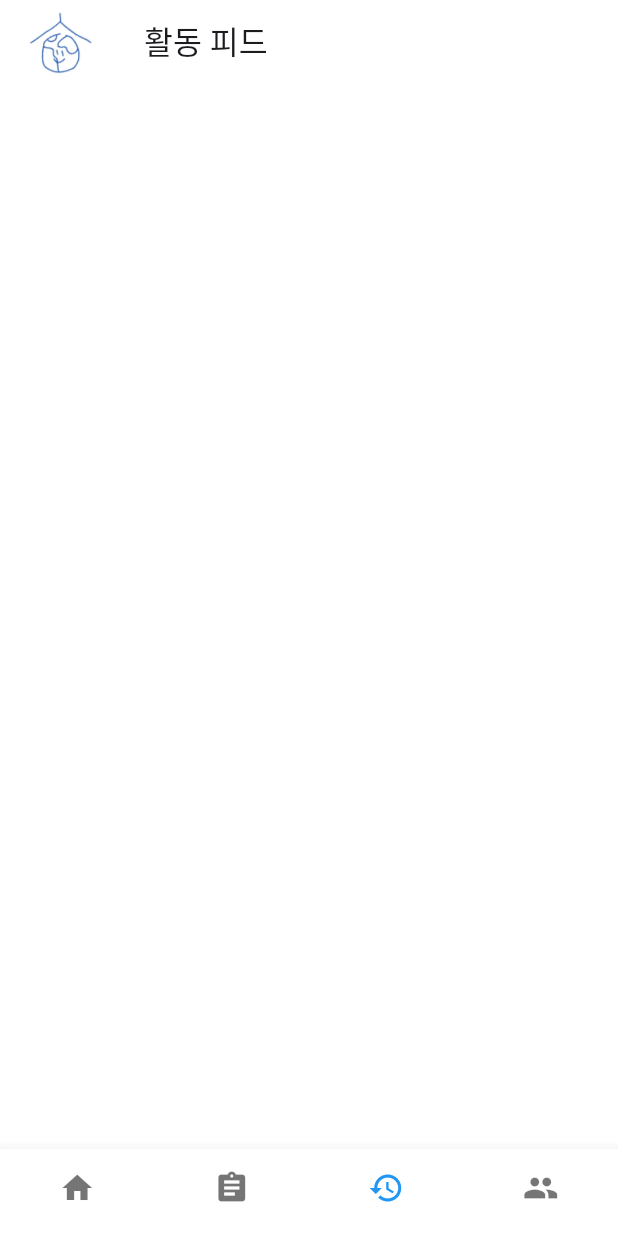
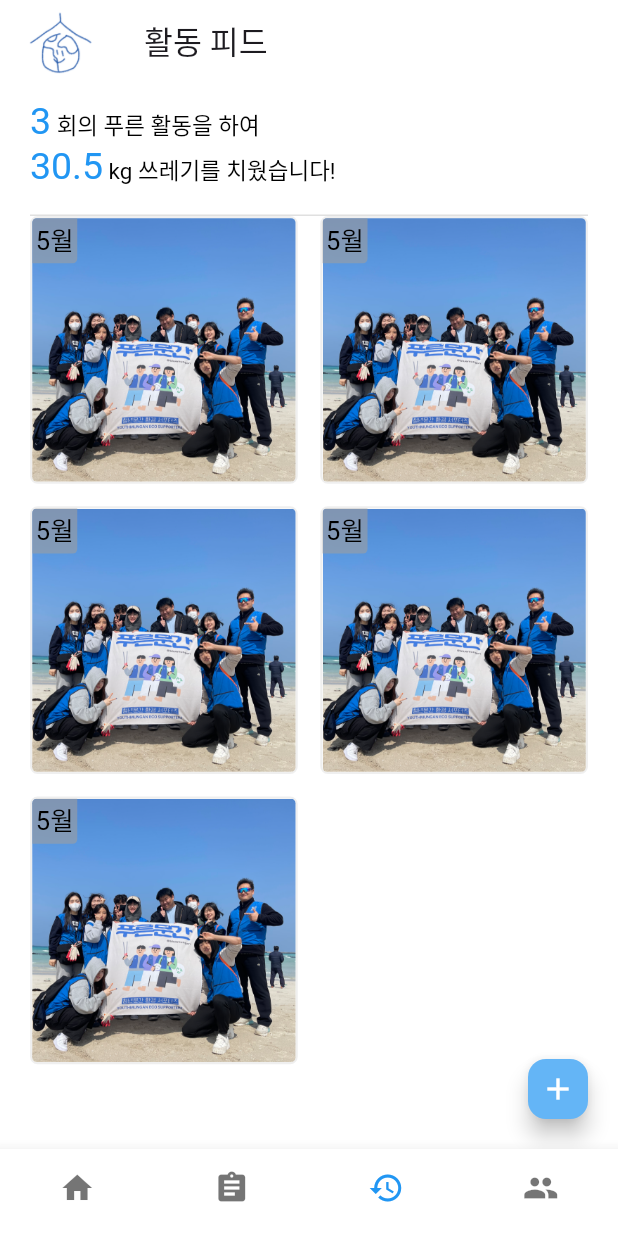
Before and after one commit to shinjoo95/bluemungan, a Flutter app: the screen it shows after launch, item 3 of the bottom bar chosen, on a phone screen of 412 x 824 dp. Run offline on Flutter 3.47's test engine with Material 3 defaults, Android fonts, the phone set to English and light mode, and no system bars; our stand-ins replace firebase_auth, firebase_core, flutter_native_splash, get, google_sign_in; missing offline and left inert: board_datetime_picker, kakao_flutter_sdk; accounts and stored records are empty; Roboto replaces fonts that are missing (bold, semiBold); project files that could hold a hidden picture were left out.

Commit message:
- 활동 피드 스크린 UI 작업 - 활동 피드 작성 스크린 UI 작업

```diff
--- /dev/null
+++ b/lib/common/widgets/boundary.dart
@@ -0,0 +1,24 @@
+import 'package:flutter/material.dart';
+
+class Boundary extends StatelessWidget {
+  final double marginTop;
+  final double marginBottom;
+
+  const Boundary({
+    super.key,
+    this.marginTop = 10.0,
+    this.marginBottom = 10.0,
+  });
+
+  @override
+  Widget build(BuildContext context) {
+    return Container(
+      margin: EdgeInsets.only(
+        top: marginTop,
+        bottom: marginBottom,
+      ),
+      height: 1,
+      color: Colors.grey[300],
+    );
+  }
+}
--- a/lib/feed/screen/feed_screen.dart
+++ b/lib/feed/screen/feed_screen.dart
@@ -1,3 +1,7 @@
+import 'package:bluemungan/common/widgets/boundary.dart';
+import 'package:bluemungan/feed/screen/feed_write_screen.dart';
+import 'package:bluemungan/feed/widget/feed_listview.dart';
+import 'package:bluemungan/feed/widget/total_banner.dart';
 import 'package:flutter/material.dart';
 
 class FeedScreen extends StatelessWidget {
@@ -8,6 +12,7 @@
     return Scaffold(
       backgroundColor: Colors.white,
       appBar: AppBar(
+        surfaceTintColor: Colors.transparent,
         backgroundColor: Colors.transparent,
         leadingWidth: 80,
         leading: Image.asset(
@@ -22,6 +27,33 @@
           ),
         ),
       ),
+      floatingActionButton: FloatingActionButton(
+        mini: true,
+        backgroundColor: Colors.blue[300],
+        child: const Icon(
+          Icons.add,
+          color: Colors.white,
+        ),
+        onPressed: () {
+          Navigator.push(
+            context,
+            MaterialPageRoute(
+              builder: (context) => const FeedWriteScreen(),
+            ),
+          );
+        },
+      ),
+      body: Container(
+        margin: const EdgeInsets.symmetric(horizontal: 20),
+        child: const Column(
+          children: [
+            SizedBox(height: 10),
+            TotalBanner(),
+            Boundary(marginTop: 16, marginBottom: 0),
+            FeedListview(),
+          ],
+        ),
+      ),
     );
   }
 }
--- /dev/null
+++ b/lib/feed/widget/feed_item.dart
@@ -0,0 +1,61 @@
+import 'package:flutter/material.dart';
+import 'package:get/get.dart';
+
+class FeedItem extends StatelessWidget {
+  const FeedItem({super.key});
+
+  @override
+  Widget build(BuildContext context) {
+    return Container(
+      decoration: BoxDecoration(
+        border: Border.all(
+          color: const Color.fromARGB(234, 238, 238, 238),
+          width: 1.5,
+        ),
+        borderRadius: BorderRadius.circular(5),
+        // color: Colors.amber,
+        color: Colors.white,
+      ),
+      child: Stack(
+        alignment: Alignment.center,
+        children: [
+          SizedBox(
+            width: Get.width / 2.2,
+            height: Get.width / 2.2,
+            child: ClipRRect(
+              borderRadius: BorderRadius.circular(3),
+              child: Image.asset(
+                'assets/main_jeju.jpeg',
+                fit: BoxFit.cover,
+              ),
+            ),
+          ),
+          Positioned(
+            top: 0,
+            left: 0,
+            child: Container(
+              alignment: Alignment.center,
+              width: 30,
+              height: 30,
+              decoration: BoxDecoration(
+                color: Colors.grey.withOpacity(0.6),
+                borderRadius: const BorderRadius.only(
+                  topLeft: Radius.circular(3),
+                  bottomRight: Radius.circular(3),
+                ),
+              ),
+              child: const Text(
+                '5월',
+                style: TextStyle(
+                  color: Colors.black,
+                  fontFamily: 'bold',
+                  fontSize: 17,
+                ),
+              ),
+            ),
+          ),
+        ],
+      ),
+    );
+  }
+}
--- /dev/null
+++ b/lib/feed/widget/feed_listview.dart
@@ -0,0 +1,24 @@
+import 'package:bluemungan/feed/widget/feed_item.dart';
+import 'package:flutter/material.dart';
+
+class FeedListview extends StatelessWidget {
+  const FeedListview({super.key});
+
+  @override
+  Widget build(BuildContext context) {
+    return Expanded(
+      child: GridView.builder(
+          shrinkWrap: true,
+          itemCount: 5,
+          gridDelegate: const SliverGridDelegateWithFixedCrossAxisCount(
+            crossAxisCount: 2, //1 개의 행에 보여줄 item 개수
+            mainAxisSpacing: 15, //수평 Padding
+            crossAxisSpacing: 15, //수직 Padding
+            childAspectRatio: 1 / 1, //item 의 가로 1, 세로 1 의 비율
+          ),
+          itemBuilder: (BuildContext context, int index) {
+            return const FeedItem();
+          }),
+    );
+  }
+}
--- /dev/null
+++ b/lib/feed/widget/month_dropdown.dart
@@ -0,0 +1,59 @@
+import 'package:flutter/material.dart';
+
+class MonthDropdown extends StatefulWidget {
+  const MonthDropdown({super.key});
+
+  @override
+  State<MonthDropdown> createState() => _MonthDropdownState();
+}
+
+class _MonthDropdownState extends State<MonthDropdown> {
+  String selectMonth = '';
+  final months = [
+    '1월',
+    '2월',
+    '3월',
+    '4월',
+    '5월',
+    '6월',
+    '7월',
+    '8월',
+    '9월',
+    '10월',
+    '11월',
+    '12월'
+  ];
+  @override
+  void initState() {
+    super.initState();
+    setState(() {
+      selectMonth = months[0];
+    });
+  }
+
+  @override
+  Widget build(BuildContext context) {
+    return DropdownButton(
+      style: const TextStyle(
+          color: Colors.black, fontSize: 20, fontFamily: 'semiBold'),
+      dropdownColor: Colors.grey[200],
+      isDense: false,
+      value: selectMonth,
+      underline: Container(
+        height: 2,
+        color: Colors.cyan,
+      ),
+      items: months
+          .map((e) => DropdownMenuItem(
+                value: e, // 선택 시 onChanged 를 통해 반환할 value
+                child: Text(e),
+              ))
+          .toList(),
+      onChanged: (value) {
+        setState(() {
+          selectMonth = value!;
+        });
+      },
+    );
+  }
+}
--- /dev/null
+++ b/lib/feed/widget/total_banner.dart
@@ -0,0 +1,64 @@
+import 'package:flutter/material.dart';
+import 'package:get/get.dart';
+
+class TotalBanner extends StatelessWidget {
+  const TotalBanner({super.key});
+
+  @override
+  Widget build(BuildContext context) {
+    return SizedBox(
+      width: Get.width,
+      height: 61,
+      child: Column(
+        crossAxisAlignment: CrossAxisAlignment.start,
+        children: [
+          RichText(
+            text: const TextSpan(
+              children: [
+                TextSpan(
+                  text: '3',
+                  style: TextStyle(
+                    color: Colors.blue,
+                    fontSize: 25,
+                    fontFamily: 'bold',
+                  ),
+                ),
+                TextSpan(
+                  text: ' 회의 푸른 활동을 하여',
+                  style: TextStyle(
+                    color: Colors.black,
+                    fontSize: 15,
+                    fontFamily: 'semiBold',
+                  ),
+                ),
+              ],
+            ),
+          ),
+          const SizedBox(height: 1),
+          RichText(
+            text: const TextSpan(
+              children: [
+                TextSpan(
+                  text: '30.5',
+                  style: TextStyle(
+                    color: Colors.blue,
+                    fontSize: 25,
+                    fontFamily: 'bold',
+                  ),
+                ),
+                TextSpan(
+                  text: ' kg 쓰레기를 치웠습니다!',
+                  style: TextStyle(
+                    color: Colors.black,
+                    fontSize: 15,
+                    fontFamily: 'semiBold',
+                  ),
+                ),
+              ],
+            ),
+          ),
+        ],
+      ),
+    );
+  }
+}
--- a/lib/schedule/screen/schedule_screen.dart
+++ b/lib/schedule/screen/schedule_screen.dart
@@ -30,6 +30,7 @@
         ),
       ),
       floatingActionButton: FloatingActionButton(
+        mini: true,
         backgroundColor: Colors.blue[300],
         child: const Icon(
           Icons.edit,
```
Also changed, not shown: lib/feed/screen/feed_write_screen.dart (added, +212 -0 lines), lib/feed/widget/image_select_listview.dart (added, +47 -0 lines), lib/my/screen/mypage_screen.dart (+8 -16 lines), lib/schedule/screen/schedule_write_screen.dart (+7 -12 lines).
